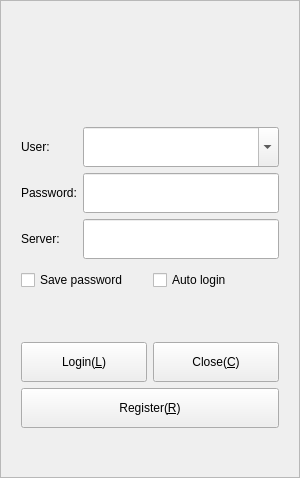
KangLin/RabbitIm, file Widgets/DlgLogin/FrmLogin.ui: the form before one commit.
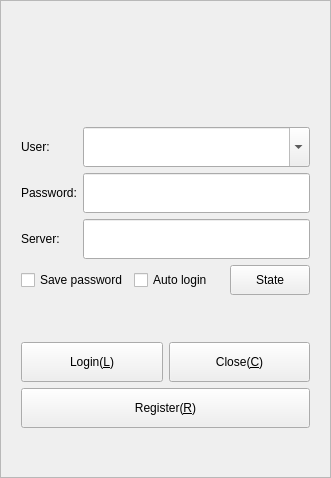
The form after the commit. Icons and pictures are not drawn.

Commit message: 登录窗口增加状态 注释关于对话框内存释放

Patch:
```diff
--- a/Widgets/DlgLogin/FrmLogin.ui
+++ b/Widgets/DlgLogin/FrmLogin.ui
@@ -6,7 +6,7 @@
    <rect>
     <x>0</x>
     <y>0</y>
-    <width>300</width>
+    <width>329</width>
     <height>478</height>
    </rect>
   </property>
@@ -229,7 +229,7 @@
           </property>
           <property name="minimumSize">
            <size>
-            <width>0</width>
+            <width>90</width>
             <height>30</height>
            </size>
           </property>
@@ -254,7 +254,7 @@
           </property>
           <property name="minimumSize">
            <size>
-            <width>0</width>
+            <width>90</width>
             <height>30</height>
            </size>
           </property>
@@ -269,6 +269,40 @@
           </property>
          </widget>
         </item>
+        <item>
+         <widget class="QPushButton" name="pbState">
+          <property name="sizePolicy">
+           <sizepolicy hsizetype="Expanding" vsizetype="Fixed">
+            <horstretch>0</horstretch>
+            <verstretch>0</verstretch>
+           </sizepolicy>
+          </property>
+          <property name="minimumSize">
+           <size>
+            <width>0</width>
+            <height>30</height>
+           </size>
+          </property>
+          <property name="maximumSize">
+           <size>
+            <width>16777215</width>
+            <height>30</height>
+           </size>
+          </property>
+          <property name="text">
+           <string>State</string>
+          </property>
+          <property name="autoDefault">
+           <bool>false</bool>
+          </property>
+          <property name="default">
+           <bool>false</bool>
+          </property>
+          <property name="flat">
+           <bool>false</bool>
+          </property>
+         </widget>
+        </item>
        </layout>
       </item>
       <item row="4" column="0" colspan="2">
```
The commit also changes 4 other files.
